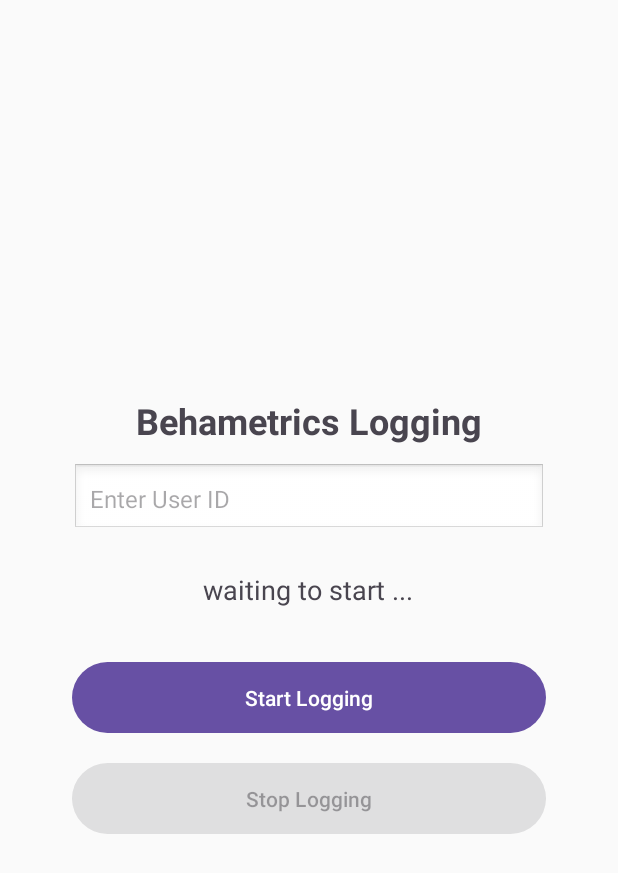
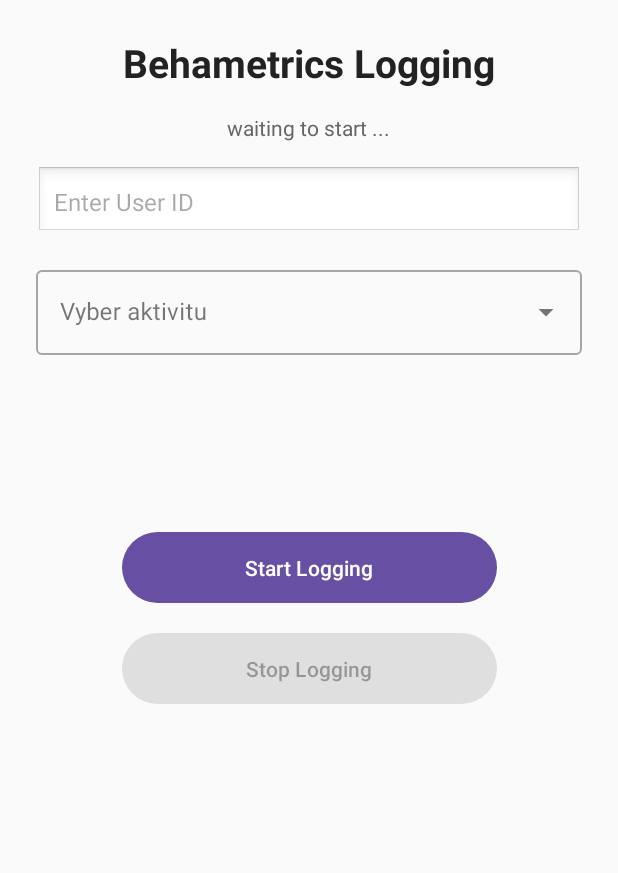
Before and after one commit to MarekBs/DP_25, an Android app: the BehametricsFragment screen opened through its navigation route, on a phone screen of 412 x 824 dp. Shown: the top 873 px of the screen. Run offline under Robolectric (Android 15) with nearby library versions, the phone set to English and light mode, and no system bars; our stand-ins replace Firebase (no records; nobody signed in at launch, a user with empty details on screens opened directly); libraries missing offline, so code that uses them is left out: com.behametrics.logger; 1 statement that could not run was skipped.

Commit message:
redesign + dropdown

```diff
--- a/app/build.gradle.kts
+++ b/app/build.gradle.kts
@@ -48,6 +48,7 @@
 
     implementation("androidx.lifecycle:lifecycle-viewmodel-ktx:2.8.4")
     implementation("androidx.viewpager2:viewpager2:1.0.0")
+    implementation("com.google.android.material:material:1.10.0")
     implementation("androidx.fragment:fragment-ktx:1.8.4")
     implementation(libs.androidx.core.ktx)
     implementation(libs.androidx.appcompat)
--- a/app/src/main/java/com/example/dp_app/fragments/BehametricsFragment.kt
+++ b/app/src/main/java/com/example/dp_app/fragments/BehametricsFragment.kt
@@ -12,6 +12,8 @@
 import com.google.firebase.storage.FirebaseStorage
 import android.net.Uri
 import android.view.inputmethod.InputMethodManager
+import android.widget.ArrayAdapter
+import android.widget.AutoCompleteTextView
 import android.widget.EditText
 import java.io.File
 
@@ -22,6 +24,11 @@
     private lateinit var statusText: TextView
     private lateinit var startButton: Button
     private lateinit var stopButton: Button
+
+    private lateinit var dropdown: AutoCompleteTextView
+
+    private var selectedActivity: String = ""
+
 
     private lateinit var idInput: EditText
 
@@ -60,6 +67,19 @@
         view.findViewById<View>(R.id.behaFrag).setOnClickListener {
             hideKeyboard()
         }
+
+        dropdown = view.findViewById(R.id.dropdown)
+
+        val options = listOf("Chôdza vo vrecku", "Zdvihnutie", "Chôdza v ruke")
+        val adapter = ArrayAdapter(requireContext(), android.R.layout.simple_list_item_1, options)
+        dropdown.setAdapter(adapter)
+
+        dropdown.setOnItemClickListener { parent, _, position, _ ->
+            val selected = parent.getItemAtPosition(position).toString()
+            // napr. uložíš si vybranú hodnotu do premennej
+            selectedActivity = selected
+        }
+
 
         return view
     }
@@ -106,8 +126,9 @@
         val storage = FirebaseStorage.getInstance()
         val uri = Uri.fromFile(file)
 
+
         val filename = idInput.text.toString() + "_" + file.name
-        val ref = storage.reference.child("sensors_logs/$filename")
+        val ref = storage.reference.child("sensors_logs_behametrics/$selectedActivity/$filename")
 
         ref.putFile(uri)
             .addOnSuccessListener {
--- a/app/src/main/java/com/example/dp_app/fragments/BehametricsTouchFragment.kt
+++ b/app/src/main/java/com/example/dp_app/fragments/BehametricsTouchFragment.kt
@@ -113,7 +113,7 @@
         val uri = Uri.fromFile(file)
 
         val filename = "${id}_${file.name}"
-        val ref = storage.reference.child("touch_logs/$filename")
+        val ref = storage.reference.child("touch_logs_behametrics/$filename")
 
         ref.putFile(uri)
             .addOnSuccessListener {
--- a/app/src/main/java/com/example/dp_app/models/SensorViewModel.kt
+++ b/app/src/main/java/com/example/dp_app/models/SensorViewModel.kt
@@ -141,7 +141,7 @@
     private fun uploadToFirebase(file: File, onComplete: () -> Unit) {
         val storage = FirebaseStorage.getInstance()
         val uri = Uri.fromFile(file)
-        val ref = storage.reference.child("logs/${file.name}")
+        val ref = storage.reference.child("logs_motionsense/${file.name}")
 
         ref.putFile(uri)
             .addOnSuccessListener { onComplete() }
--- a/app/src/main/res/layout/fragment_behametrics.xml
+++ b/app/src/main/res/layout/fragment_behametrics.xml
@@ -1,25 +1,36 @@
 <?xml version="1.0" encoding="utf-8"?>
-<ScrollView xmlns:android="http://schemas.android.com/apk/res/android"
+<androidx.constraintlayout.widget.ConstraintLayout xmlns:android="http://schemas.android.com/apk/res/android"
+    xmlns:app="http://schemas.android.com/apk/res-auto"
     android:layout_width="match_parent"
     android:layout_height="match_parent"
-    android:padding="24dp"
-    android:id="@+id/behaFrag"
     android:background="#FAFAFA">
 
+
     <LinearLayout
+        android:id="@+id/topSection"
         android:orientation="vertical"
-        android:gravity="center"
-        android:layout_gravity="center"
+        android:gravity="center_horizontal"
         android:layout_width="match_parent"
-        android:layout_height="match_parent"
-        android:padding="24dp">
+        android:layout_height="wrap_content"
+        android:padding="24dp"
+        app:layout_constraintTop_toTopOf="parent">
 
         <TextView
             android:id="@+id/title_text"
             android:text="Behametrics Logging"
-        android:textSize="24sp"
+            android:textSize="26sp"
             android:textStyle="bold"
-        android:paddingBottom="12dp"
+            android:textColor="#222222"
+            android:layout_width="wrap_content"
+            android:layout_height="wrap_content"
+            android:paddingBottom="16dp" />
+
+        <TextView
+            android:id="@+id/status_text"
+            android:text="Status: waiting..."
+            android:textSize="14sp"
+            android:textColor="#666666"
+            android:paddingBottom="16dp"
             android:layout_width="wrap_content"
             android:layout_height="wrap_content" />
 
@@ -33,32 +44,51 @@
             android:textSize="16sp"
             android:layout_marginBottom="16dp" />
 
-    <TextView
-        android:id="@+id/status_text"
-        android:text="waiting to start..."
-        android:textSize="18sp"
-        android:padding="8dp"
+        <com.google.android.material.textfield.TextInputLayout
+            android:id="@+id/dropdownLayout"
+            style="@style/Widget.MaterialComponents.TextInputLayout.OutlinedBox.ExposedDropdownMenu"
+            android:layout_width="match_parent"
+            android:layout_height="wrap_content"
+            android:layout_marginBottom="20dp">
+
+            <AutoCompleteTextView
+                android:id="@+id/dropdown"
+                android:layout_width="match_parent"
+                android:layout_height="wrap_content"
+                android:hint="Vyber aktivitu" />
+        </com.google.android.material.textfield.TextInputLayout>
+
+    </LinearLayout>
+
+
+    <LinearLayout
+        android:id="@+id/centerButtons"
+        android:orientation="vertical"
+        android:gravity="center_horizontal"
         android:layout_width="wrap_content"
-        android:layout_height="wrap_content" />
+        android:layout_height="wrap_content"
+        app:layout_constraintTop_toTopOf="parent"
+        app:layout_constraintBottom_toBottomOf="parent"
+        app:layout_constraintLeft_toLeftOf="parent"
+        app:layout_constraintRight_toRightOf="parent">
 
         <Button
             android:id="@+id/start_button"
             android:text="Start Logging"
             android:textAllCaps="false"
-        android:layout_width="match_parent"
+            android:layout_width="250dp"
             android:layout_height="wrap_content"
             android:padding="14dp"
-        android:layout_marginTop="24dp" />
+            android:layout_marginBottom="12dp" />
 
         <Button
             android:id="@+id/stop_button"
             android:text="Stop Logging"
             android:textAllCaps="false"
             android:enabled="false"
-        android:layout_width="match_parent"
+            android:layout_width="250dp"
             android:layout_height="wrap_content"
-        android:padding="14dp"
-        android:layout_marginTop="12dp" />
+            android:padding="14dp" />
+    </LinearLayout>
 
-</LinearLayout>
-    </ScrollView>
+</androidx.constraintlayout.widget.ConstraintLayout>
```
Also changed, not shown: app/src/main/res/layout/fragment_sensor.xml (+37 -22 lines), app/src/main/res/layout/fragment_touch.xml (+7 -4 lines). Lines whose indentation alone changed are shown as unchanged.
